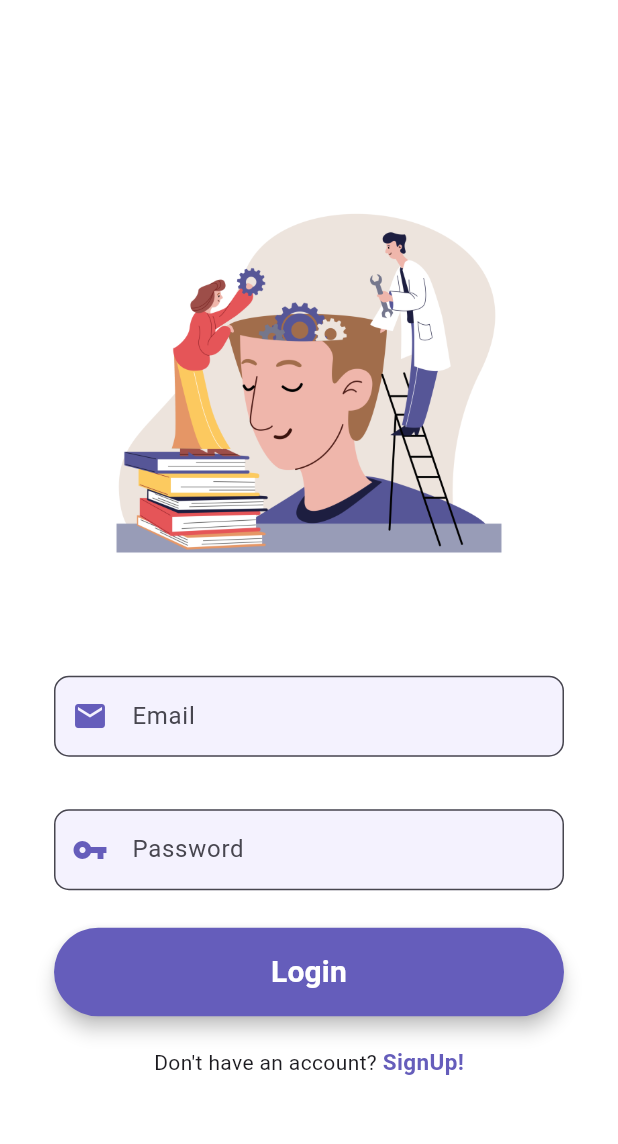
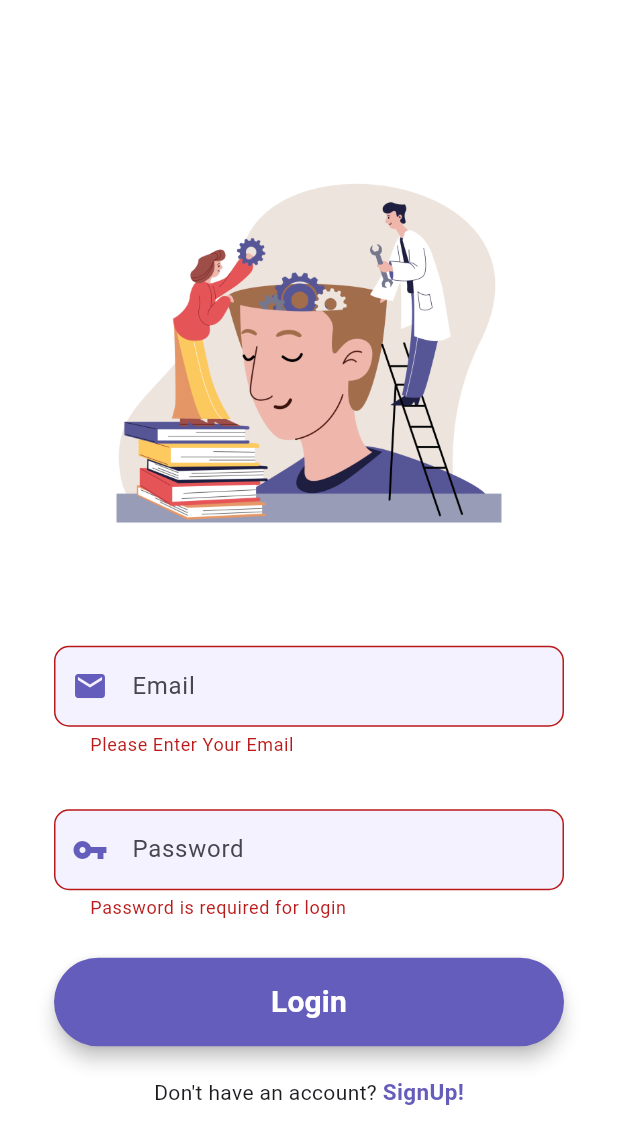
Before and after one commit to khushisinha20/serenity, a Flutter app: the screen it shows after launch, after a tap on "Login", on a phone screen of 412 x 824 dp. Shown: the top 1144 px of the screen. Run offline on Flutter 3.47's test engine with Material 2 defaults, Android fonts, the phone set to English and light mode, and no system bars; our stand-ins replace firebase_auth, firebase_core, fluttertoast; accounts and stored records are empty.

Commit message:
Implemented Login Screen using Firebase

```diff
--- a/lib/main.dart
+++ b/lib/main.dart
@@ -1,7 +1,10 @@
+import 'package:firebase_core/firebase_core.dart';
 import 'package:flutter/material.dart';
 import 'package:serenity/screens/login_screen.dart';
 
-void main() {
+Future<void> main() async {
+  WidgetsFlutterBinding.ensureInitialized();
+  await Firebase.initializeApp();
   runApp(const MyApp());
 }
 
--- a/lib/screens/login_screen.dart
+++ b/lib/screens/login_screen.dart
@@ -1,4 +1,7 @@
+import 'package:firebase_auth/firebase_auth.dart';
 import 'package:flutter/material.dart';
+import 'package:fluttertoast/fluttertoast.dart';
+import 'package:serenity/screens/home_screen.dart';
 import 'package:serenity/screens/registration_screen.dart';
 
 class LoginScreen extends StatefulWidget {
@@ -16,6 +19,9 @@ class _LoginScreenState extends State<LoginScreen> {
   final TextEditingController emailController = new TextEditingController();
   final TextEditingController passwordController = new TextEditingController();
 
+  //firebase
+  final _auth = FirebaseAuth.instance;
+
   @override
   Widget build(BuildContext context) {
     //email field
@@ -23,7 +29,16 @@ class _LoginScreenState extends State<LoginScreen> {
       autofocus: false,
       controller: emailController,
       keyboardType: TextInputType.emailAddress,
-      //validator: () {},
+      validator: (value) {
+        if (value!.isEmpty) {
+          return ("Please Enter Your Email");
+        }
+        //regular expression for email verification
+        if (!RegExp("^[a-zA-Z0-9+_.-]+@[a-zA-Z0-9.-]+.[a-z]").hasMatch(value)) {
+          return ("Please Enter a valid email");
+        }
+        return null;
+      },
       onSaved: (value) {
         emailController.text = value!;
       },
@@ -47,7 +62,15 @@ class _LoginScreenState extends State<LoginScreen> {
       autofocus: false,
       controller: passwordController,
       obscureText: true,
-      //validator: () {},
+      validator: (value) {
+        RegExp regex = new RegExp(r'^.{6,}$');
+        if (value!.isEmpty) {
+          return ("Password is required for login");
+        }
+        if (!regex.hasMatch(value)) {
+          return ("Minimum 6 characters");
+        }
+      },
       onSaved: (value) {
         passwordController.text = value!;
       },
@@ -73,7 +96,9 @@ class _LoginScreenState extends State<LoginScreen> {
       //color: Color.fromRGBO(86, 86, 151, 255),
       color: Color.fromRGBO(101, 93, 187, 1),
       child: MaterialButton(
-        onPressed: () {},
+        onPressed: () {
+          signIn(emailController.text, passwordController.text);
+        },
         child: Text(
           'Login',
           textAlign: TextAlign.center,
@@ -155,4 +180,19 @@ class _LoginScreenState extends State<LoginScreen> {
       ),
     );
   }
+
+  void signIn(String email, String password) async {
+    if (_formKey.currentState!.validate()) {
+      await _auth
+          .signInWithEmailAndPassword(email: email, password: password)
+          .then((uid) => {
+                Fluttertoast.showToast(msg: "Login Successful!"),
+                Navigator.of(context).pushReplacement(
+                    MaterialPageRoute(builder: (context) => HomeScreen()))
+              })
+          .catchError((e) {
+        Fluttertoast.showToast(msg: e!.message);
+      });
+    }
+  }
 }
--- a/pubspec.yaml
+++ b/pubspec.yaml
@@ -35,6 +35,10 @@ dependencies:
   # The following adds the Cupertino Icons font to your application.
   # Use with the CupertinoIcons class for iOS style icons.
   cupertino_icons: ^1.0.2
+  cloud_firestore: ^4.4.4
+  firebase_auth: ^4.2.10
+  firebase_core: ^2.7.1
+  fluttertoast: ^8.2.1
 
 dev_dependencies:
   flutter_test:
```
Also changed, not shown: pubspec.lock, 10 other files.
